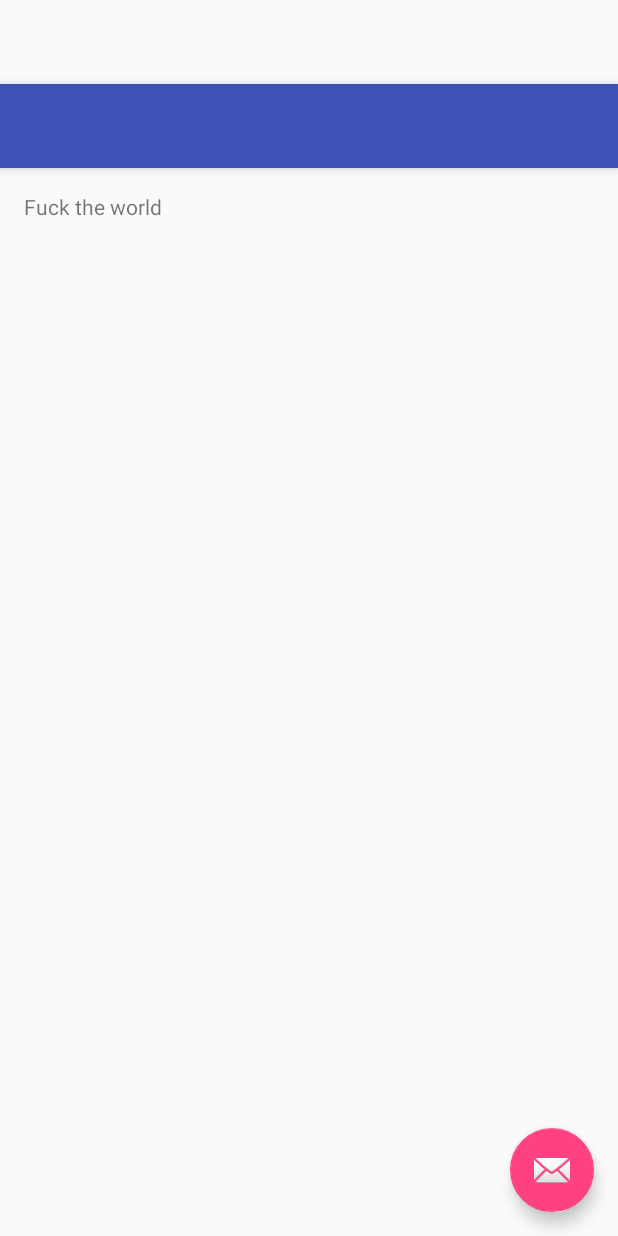
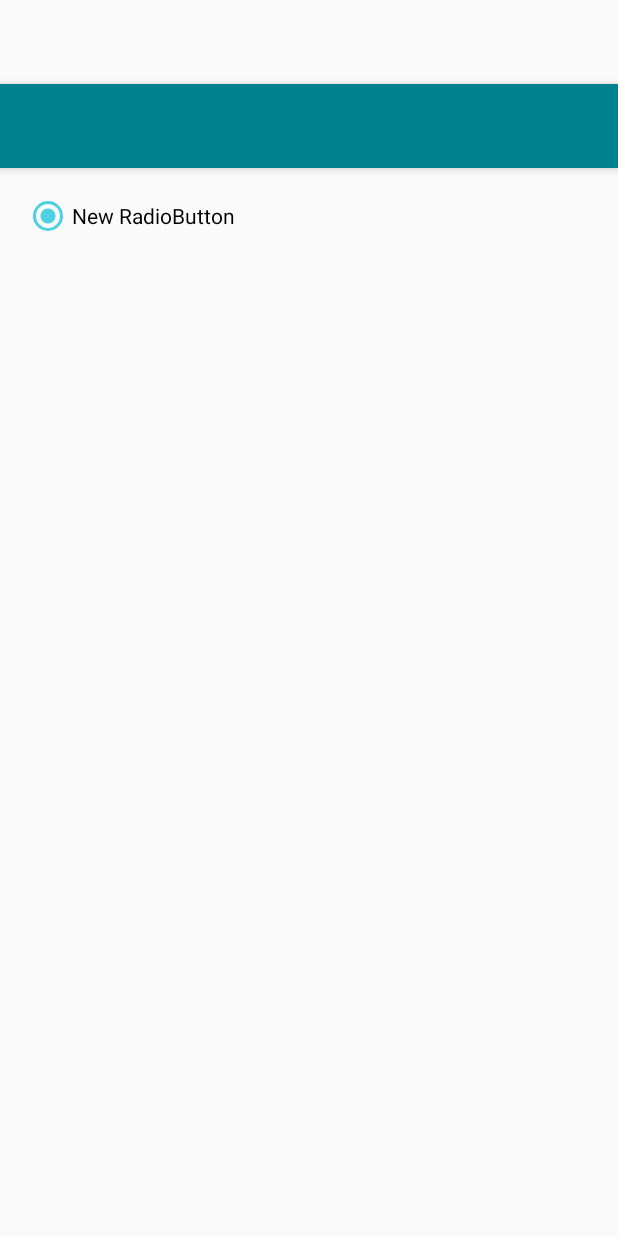
Before and after one commit to semo94/TaskHub, an Android app: the layout activity_main.xml on its own in the app's theme, with its tools: preview values and no code run, on a phone screen of 412 x 824 dp. Run offline under Robolectric (Android 15) with nearby library versions, the phone set to English and light mode, and no system bars.

Commit message:
Design app bar and theme with app icon.

```diff
--- a/app/src/main/res/layout/activity_main.xml
+++ b/app/src/main/res/layout/activity_main.xml
@@ -12,6 +12,7 @@
         android:layout_height="wrap_content"
         android:theme="@style/AppTheme.AppBarOverlay">
 
+
         <android.support.v7.widget.Toolbar
             android:id="@+id/toolbar"
             android:layout_width="match_parent"
@@ -23,12 +24,4 @@
 
     <include layout="@layout/content_main" />
 
-    <android.support.design.widget.FloatingActionButton
-        android:id="@+id/fab"
-        android:layout_width="wrap_content"
-        android:layout_height="wrap_content"
-        android:layout_gravity="bottom|end"
-        android:layout_margin="@dimen/fab_margin"
-        android:src="@android:drawable/ic_dialog_email" />
-
 </android.support.design.widget.CoordinatorLayout>
--- a/app/src/main/res/layout/content_main.xml
+++ b/app/src/main/res/layout/content_main.xml
@@ -12,8 +12,13 @@
     tools:context="com.example.saleem.testgithub.MainActivity"
     tools:showIn="@layout/activity_main">
 
-    <TextView
+    <RadioButton
         android:layout_width="wrap_content"
         android:layout_height="wrap_content"
-        android:text="Fuck the world" />
+        android:text="New RadioButton"
+        android:id="@+id/radioButton"
+        android:layout_alignParentTop="true"
+        android:layout_alignParentLeft="true"
+        android:layout_alignParentStart="true"
+        android:checked="true" />
 </RelativeLayout>
--- a/app/src/main/res/values-v21/styles.xml
+++ b/app/src/main/res/values-v21/styles.xml
@@ -1,9 +1,5 @@
 <resources>>
 
-    <style name="AppTheme.NoActionBar">
-        <item name="windowActionBar">false</item>
-        <item name="windowNoTitle">true</item>
-        <item name="android:windowDrawsSystemBarBackgrounds">true</item>
-        <item name="android:statusBarColor">@android:color/transparent</item>
-    </style>
+
+
 </resources>
--- a/app/src/main/res/values/colors.xml
+++ b/app/src/main/res/values/colors.xml
@@ -1,6 +1,6 @@
 <?xml version="1.0" encoding="utf-8"?>
 <resources>
-    <color name="colorPrimary">#3F51B5</color>
-    <color name="colorPrimaryDark">#303F9F</color>
-    <color name="colorAccent">#FF4081</color>
+    <color name="colorPrimary">#00838F</color>
+    <color name="colorPrimaryDark">#006064</color>
+    <color name="colorAccent">#4DD0E1</color>
 </resources>
--- a/app/src/main/res/values/dimens.xml
+++ b/app/src/main/res/values/dimens.xml
@@ -3,4 +3,6 @@
     <dimen name="activity_horizontal_margin">16dp</dimen>
     <dimen name="activity_vertical_margin">16dp</dimen>
     <dimen name="fab_margin">16dp</dimen>
+    <dimen name="badge_text_size">12dp</dimen>
+
 </resources>
--- /dev/null
+++ b/app/src/main/res/xml/searchable.xml
@@ -0,0 +1,4 @@
+<?xml version="1.0" encoding="utf-8"?>
+<searchable xmlns:android="http://schemas.android.com/apk/res/android"
+    android:label="@string/app_name"
+    android:hint="@string/search_hint" />
```
Also changed, not shown: app/src/main/AndroidManifest.xml (+6 -1 lines), app/src/main/java/com/example/saleem/testgithub/MainActivity.java (+83 -12 lines), app/src/main/java/com/example/saleem/testgithub/Notification/BadgeDrawable.java (added, +91 -0 lines), app/src/main/java/com/example/saleem/testgithub/Notification/Utils.java (added, +29 -0 lines), app/src/main/res/drawable/ic_menu_notifications.xml (added, +12 -0 lines), app/src/main/res/menu/menu_main.xml (+28 -0 lines), app/src/main/res/values/strings.xml (+9 -1 lines), app/src/main/res/mipmap-hdpi/ic_launcher.png, app/src/main/res/mipmap-mdpi/ic_launcher.png, app/src/main/res/mipmap-xhdpi/ic_launcher.png, app/src/main/res/mipmap-xxhdpi/ic_launcher.png, app/src/main/res/mipmap-xxxhdpi/ic_launcher.png.
